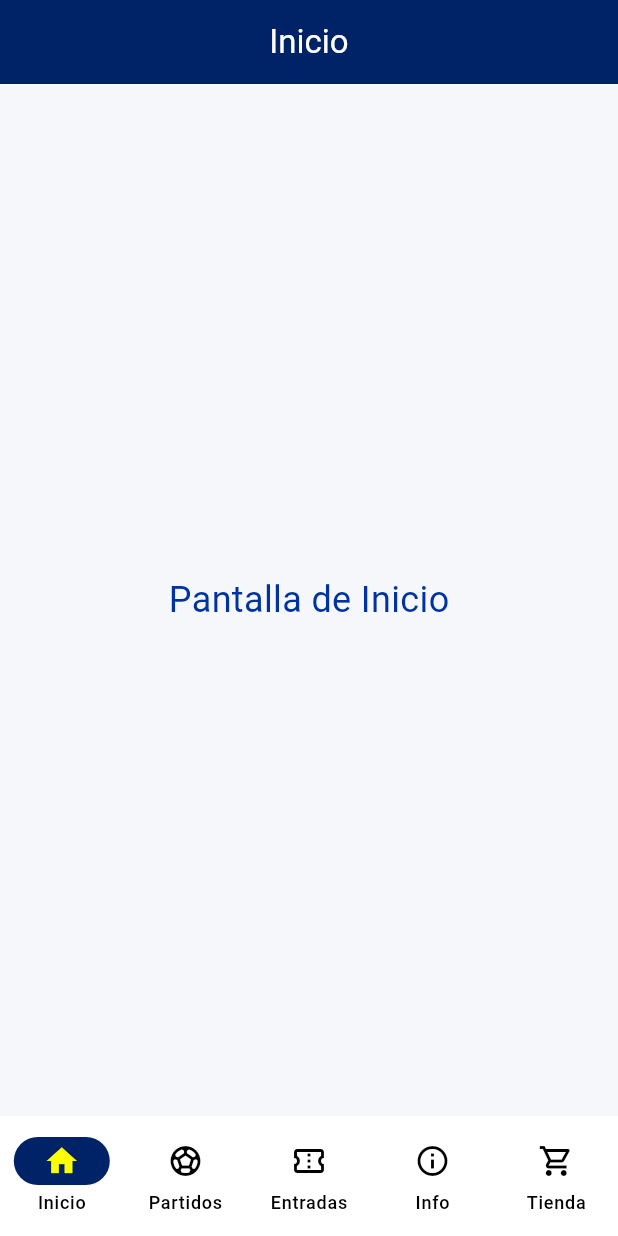
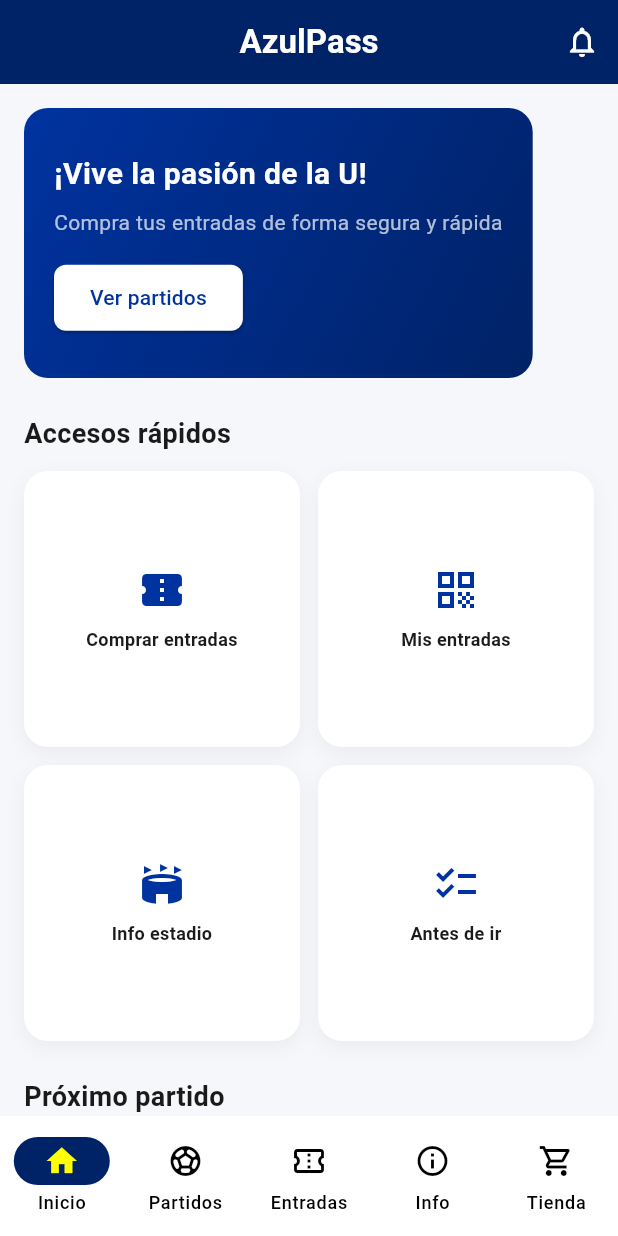
Before and after one commit to jjoseandrees/azulpass, a Flutter app: the screen it shows after launch, on a phone screen of 412 x 824 dp. Run offline on Flutter 3.47's test engine with Material 3 defaults, Android fonts, the phone set to English and light mode, and no system bars; our stand-ins replace equatable, flutter_riverpod, get_it, go_router, injectable, riverpod_annotation; generated files the repository leaves out were written again.

Commit message:
feat: implement HomeScreen with shared widgets and match detail navigation

```diff
--- a/azul_pass/lib/core/router/app_router.dart
+++ b/azul_pass/lib/core/router/app_router.dart
@@ -5,6 +5,7 @@
 import '../../presentation/features/tickets/view/tickets_screen.dart';
 import '../../presentation/features/info/view/info_screen.dart';
 import '../../presentation/features/shop/view/shop_screen.dart';
+import '../../presentation/features/matches/view/match_details_screen.dart';
 
 /// Configuración centralizada de rutas usando GoRouter
 final appRouter = GoRouter(
@@ -25,6 +26,17 @@
           path: '/partidos',
           name: 'matches',
           builder: (context, state) => const MatchesScreen(),
+          routes: [
+            // Ruta anidada para detalles del partido
+            GoRoute(
+              path: ':id',
+              name: 'match_detail',
+              builder: (context, state) {
+                final matchId = state.pathParameters['id']!;
+                return MatchDetailScreen(matchId: matchId);
+              },
+            ),
+          ],
         ),
         GoRoute(
           path: '/entradas',
--- a/azul_pass/lib/presentation/features/home/view/home_screen.dart
+++ b/azul_pass/lib/presentation/features/home/view/home_screen.dart
@@ -1,4 +1,6 @@
 import 'package:flutter/material.dart';
+import 'package:go_router/go_router.dart';
+import '../../../shared/widgets/quick_access_card.dart';
 import '../../../../core/theme/app_colors.dart';
 
 class HomeScreen extends StatelessWidget {
@@ -7,9 +9,195 @@
   @override
   Widget build(BuildContext context) {
     return Scaffold(
-      appBar: AppBar(title: const Text('Inicio')),
-      body: const Center(
-        child: Text('Pantalla de Inicio', style: TextStyle(fontSize: 24, color: AppColors.primaryBlue)),
+      appBar: AppBar(
+        title: const Text(
+          'AzulPass',
+          style: TextStyle(fontWeight: FontWeight.bold),
+        ),
+        actions: [
+          IconButton(
+            icon: const Icon(Icons.notifications_outlined),
+            onPressed: () {
+            },
+          ),
+        ],
+      ),
+      body: SingleChildScrollView(
+        padding: const EdgeInsets.all(16),
+        child: Column(
+          crossAxisAlignment: CrossAxisAlignment.start,
+          children: [
+            // Banner destacado
+            _buildBanner(context),
+            const SizedBox(height: 24),
+
+            // Accesos rápidos
+            const Text(
+              'Accesos rápidos',
+              style: TextStyle(
+                fontSize: 18,
+                fontWeight: FontWeight.bold,
+                color: AppColors.textPrimary,
+              ),
+            ),
+            const SizedBox(height: 12),
+            _buildQuickAccessGrid(context),
+            const SizedBox(height: 24),
+
+            // Próximo partido destacado
+            const Text(
+              'Próximo partido',
+              style: TextStyle(
+                fontSize: 18,
+                fontWeight: FontWeight.bold,
+                color: AppColors.textPrimary,
+              ),
+            ),
+            const SizedBox(height: 12),
+            _buildNextMatchCard(context),
+          ],
+        ),
+      ),
+    );
+  }
+
+  Widget _buildBanner(BuildContext context) {
+    return Container(
+      height: 180,
+      decoration: BoxDecoration(
+        gradient: const LinearGradient(
+          colors: [AppColors.primaryBlue, AppColors.secondaryBlue],
+          begin: Alignment.topLeft,
+          end: Alignment.bottomRight,
+        ),
+        borderRadius: BorderRadius.circular(16),
+      ),
+      padding: const EdgeInsets.all(20),
+      child: Column(
+        crossAxisAlignment: CrossAxisAlignment.start,
+        mainAxisAlignment: MainAxisAlignment.center,
+        children: [
+          const Text(
+            '¡Vive la pasión de la U!',
+            style: TextStyle(
+              fontSize: 20,
+              fontWeight: FontWeight.bold,
+              color: Colors.white,
+            ),
+          ),
+          const SizedBox(height: 8),
+          const Text(
+            'Compra tus entradas de forma segura y rápida',
+            style: TextStyle(
+              fontSize: 14,
+              color: Colors.white70,
+            ),
+          ),
+          const SizedBox(height: 16),
+          ElevatedButton(
+            onPressed: () => context.go('/partidos'),
+            style: ElevatedButton.styleFrom(
+              backgroundColor: Colors.white,
+              foregroundColor: AppColors.primaryBlue,
+            ),
+            child: const Text('Ver partidos'),
+          ),
+        ],
+      ),
+    );
+  }
+
+  Widget _buildQuickAccessGrid(BuildContext context) {
+    return GridView.count(
+      crossAxisCount: 2,
+      shrinkWrap: true,
+      physics: const NeverScrollableScrollPhysics(),
+      mainAxisSpacing: 12,
+      crossAxisSpacing: 12,
+      children: [
+        QuickAccessCard(
+          title: 'Comprar entradas',
+          icon: Icons.confirmation_number,
+          onTap: () => context.go('/partidos'),
+        ),
+        QuickAccessCard(
+          title: 'Mis entradas',
+          icon: Icons.qr_code,
+          onTap: () => context.go('/entradas'),
+        ),
+        QuickAccessCard(
+          title: 'Info estadio',
+          icon: Icons.stadium,
+          onTap: () => context.go('/info'),
+        ),
+        QuickAccessCard(
+          title: 'Antes de ir',
+          icon: Icons.checklist,
+          onTap: () {
+          },
+        ),
+      ],
+    );
+  }
+
+  Widget _buildNextMatchCard(BuildContext context) {
+    return Container(
+      padding: const EdgeInsets.all(16),
+      decoration: BoxDecoration(
+        color: AppColors.surface,
+        borderRadius: BorderRadius.circular(12),
+        boxShadow: [
+          BoxShadow(
+            color: Colors.black.withValues(alpha: 0.05),
+            blurRadius: 10,
+            offset: const Offset(0, 4),
+          ),
+        ],
+      ),
+      child: Row(
+        children: [
+          Container(
+            width: 60,
+            height: 60,
+            decoration: BoxDecoration(
+              color: AppColors.primaryBlue.withValues(alpha: 0.1),
+              borderRadius: BorderRadius.circular(12),
+            ),
+            child: const Icon(
+              Icons.sports_soccer,
+              color: AppColors.primaryBlue,
+              size: 32,
+            ),
+          ),
+          const SizedBox(width: 16),
+          const Expanded(
+            child: Column(
+              crossAxisAlignment: CrossAxisAlignment.start,
+              children: [
+                Text(
+                  'U vs Everton',
+                  style: TextStyle(
+                    fontSize: 16,
+                    fontWeight: FontWeight.bold,
+                    color: AppColors.textPrimary,
+                  ),
+                ),
+                SizedBox(height: 4),
+                Text(
+                  '26 Oct 2026 - 19:00',
+                  style: TextStyle(
+                    fontSize: 14,
+                    color: AppColors.textSecondary,
+                  ),
+                ),
+              ],
+            ),
+          ),
+          IconButton(
+            icon: const Icon(Icons.chevron_right),
+            onPressed: () => context.go('/partidos'),
+          ),
+        ],
       ),
     );
   }
--- /dev/null
+++ b/azul_pass/lib/presentation/features/matches/view/match_details_screen.dart
@@ -0,0 +1,39 @@
+import 'package:flutter/material.dart';
+import '../../../../core/theme/app_colors.dart';
+
+class MatchDetailScreen extends StatelessWidget {
+  final String matchId;
+
+  const MatchDetailScreen({super.key, required this.matchId});
+
+  @override
+  Widget build(BuildContext context) {
+    return Scaffold(
+      appBar: AppBar(
+        title: const Text('Detalle del Partido'),
+      ),
+      body: Center(
+        child: Column(
+          mainAxisAlignment: MainAxisAlignment.center,
+          children: [
+            const Icon(
+              Icons.sports_soccer,
+              size: 64,
+              color: AppColors.primaryBlue,
+            ),
+            const SizedBox(height: 16),
+            Text(
+              'ID del partido: $matchId',
+              style: const TextStyle(fontSize: 18),
+            ),
+            const SizedBox(height: 8),
+            const Text(
+              'Próximamente: selección de sector y compra',
+              style: TextStyle(color: AppColors.textSecondary),
+            ),
+          ],
+        ),
+      ),
+    );
+  }
+}
--- a/azul_pass/lib/presentation/features/matches/view/matches_screen.dart
+++ b/azul_pass/lib/presentation/features/matches/view/matches_screen.dart
@@ -1,5 +1,6 @@
 import 'package:flutter/material.dart';
 import 'package:flutter_riverpod/flutter_riverpod.dart';
+import 'package:go_router/go_router.dart';
 import '../viewmodel/matches_viewmodel.dart';
 import '../../../../core/theme/app_colors.dart';
 
@@ -58,7 +59,7 @@
                   ),
                   trailing: const Icon(Icons.chevron_right),
                   onTap: () {
-                    // Aquí podrías navegar a una pantalla de detalles del partido
+                    context.go('/partidos/${match.id}'); // Navegamos a la pantalla de detalles del partido
                   },
                 ),
               );
--- /dev/null
+++ b/azul_pass/lib/presentation/shared/widgets/primary_button.dart
@@ -0,0 +1,60 @@
+import 'package:flutter/material.dart';
+import '../../../core/theme/app_colors.dart';
+
+class PrimaryButton extends StatelessWidget {
+  final String label;
+  final VoidCallback? onPressed;
+  final IconData? icon;
+  final bool isLoading;
+
+  const PrimaryButton({
+    super.key,
+    required this.label,
+    this.onPressed,
+    this.icon,
+    this.isLoading = false,
+  });
+
+  @override
+  Widget build(BuildContext context) {
+    return SizedBox(
+      width: double.infinity,
+      height: 50,
+      child: ElevatedButton(
+        onPressed: isLoading ? null : onPressed,
+        style: ElevatedButton.styleFrom(
+          backgroundColor: AppColors.primaryBlue,
+          foregroundColor: AppColors.textOnPrimary,
+          shape: RoundedRectangleBorder(
+            borderRadius: BorderRadius.circular(12),
+          ),
+        ),
+        child: isLoading
+            ? const SizedBox(
+                width: 24,
+                height: 24,
+                child: CircularProgressIndicator(
+                  strokeWidth: 2,
+                  valueColor: AlwaysStoppedAnimation<Color>(Colors.white),
+                ),
+              )
+            : Row(
+                mainAxisAlignment: MainAxisAlignment.center,
+                children: [
+                  if (icon != null) ...[
+                    Icon(icon, size: 20),
+                    const SizedBox(width: 8),
+                  ],
+                  Text(
+                    label,
+                    style: const TextStyle(
+                      fontSize: 16,
+                      fontWeight: FontWeight.w600,
+                    ),
+                  ),
+                ],
+              ),
+      ),
+    );
+  }
+}
--- /dev/null
+++ b/azul_pass/lib/presentation/shared/widgets/quick_access_card.dart
@@ -0,0 +1,58 @@
+import 'package:flutter/material.dart';
+import '../../../core/theme/app_colors.dart';
+
+class QuickAccessCard extends StatelessWidget {
+  final String title;
+  final IconData icon;
+  final VoidCallback onTap;
+  final Color? backgroundColor;
+
+  const QuickAccessCard({
+    super.key,
+    required this.title,
+    required this.icon,
+    required this.onTap,
+    this.backgroundColor,
+  });
+
+  @override
+  Widget build(BuildContext context) {
+    return GestureDetector(
+      onTap: onTap,
+      child: Container(
+        padding: const EdgeInsets.all(16),
+        decoration: BoxDecoration(
+          color: backgroundColor ?? AppColors.surface,
+          borderRadius: BorderRadius.circular(16),
+          boxShadow: [
+            BoxShadow(
+              color: Colors.black.withValues(alpha: 0.05),
+              blurRadius: 10,
+              offset: const Offset(0, 4),
+            ),
+          ],
+        ),
+        child: Column(
+          mainAxisAlignment: MainAxisAlignment.center,
+          children: [
+            Icon(
+              icon,
+              size: 32,
+              color: AppColors.primaryBlue,
+            ),
+            const SizedBox(height: 8),
+            Text(
+              title,
+              textAlign: TextAlign.center,
+              style: const TextStyle(
+                fontSize: 12,
+                fontWeight: FontWeight.w600,
+                color: AppColors.textPrimary,
+              ),
+            ),
+          ],
+        ),
+      ),
+    );
+  }
+}
```
